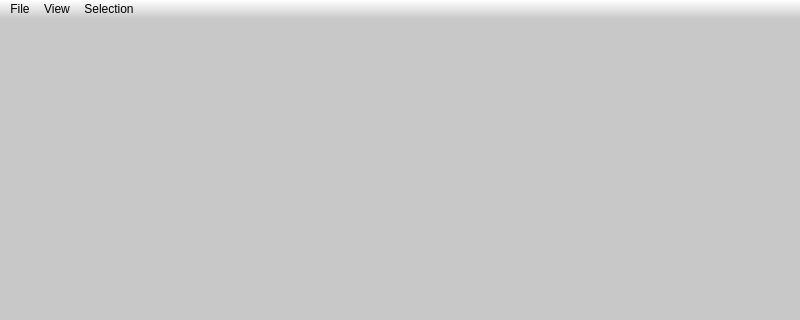
micmacIGN/micmac, file src/saisie3D/mainwindow.ui: the form before one commit; both pictures show x 0 to 800 and y 0 to 320 of the 800 by 600 pixel window.
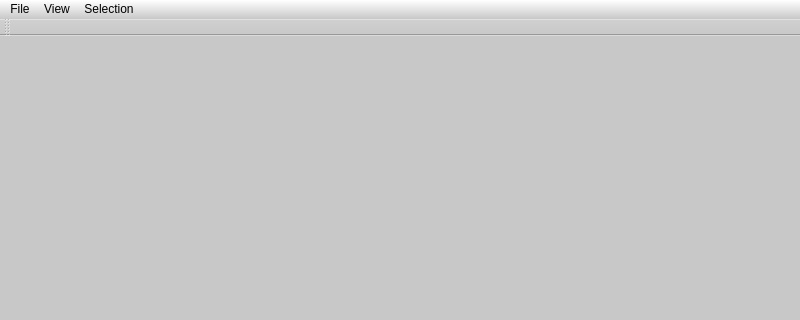
The form after the commit. Icons and pictures are not drawn.

```diff
--- a/src/saisie3D/mainwindow.ui
+++ b/src/saisie3D/mainwindow.ui
@@ -49,8 +49,17 @@
 }
 </string>
   </property>
+  <property name="tabShape">
+   <enum>QTabWidget::Triangular</enum>
+  </property>
   <widget class="QWidget" name="centralWidget">
    <layout class="QVBoxLayout" name="verticalLayout">
+    <property name="spacing">
+     <number>3</number>
+    </property>
+    <property name="margin">
+     <number>6</number>
+    </property>
     <item>
      <widget class="QFrame" name="OpenglLayout">
       <property name="sizePolicy">
@@ -148,6 +157,17 @@
    <addaction name="menuOptions"/>
    <addaction name="menuSelection"/>
   </widget>
+  <widget class="QToolBar" name="toolBar">
+   <property name="windowTitle">
+    <string>toolBar</string>
+   </property>
+   <attribute name="toolBarArea">
+    <enum>TopToolBarArea</enum>
+   </attribute>
+   <attribute name="toolBarBreak">
+    <bool>false</bool>
+   </attribute>
+  </widget>
   <action name="actionFullScreen">
    <property name="checkable">
     <bool>true</bool>
```
Left out of the diff: 20 changed lines with no effect on the pictures.
